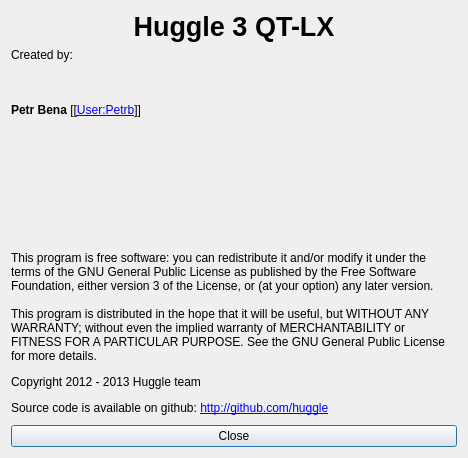
Old version of the form huggle/aboutform.ui in the repository huggle/huggle3-qt-lx.
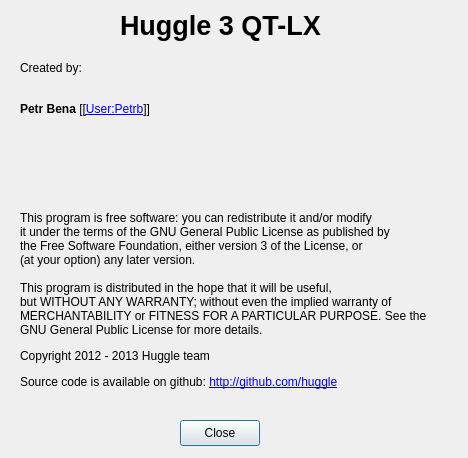
New version of the form.

What changed in the file:
```diff
--- a/huggle/aboutform.ui
+++ b/huggle/aboutform.ui
@@ -19,14 +19,14 @@
   <property name="windowTitle">
    <string>About</string>
   </property>
-  <layout class="QVBoxLayout" name="verticalLayout">
-   <item>
     <widget class="QLabel" name="label">
-     <property name="sizePolicy">
-      <sizepolicy hsizetype="Preferred" vsizetype="Fixed">
-       <horstretch>0</horstretch>
-       <verstretch>0</verstretch>
-      </sizepolicy>
+   <property name="geometry">
+    <rect>
+     <x>120</x>
+     <y>0</y>
+     <width>231</width>
+     <height>51</height>
+    </rect>
      </property>
      <property name="font">
       <font>
@@ -41,25 +41,29 @@
      <property name="textFormat">
       <enum>Qt::AutoText</enum>
      </property>
-     <property name="alignment">
-      <set>Qt::AlignCenter</set>
-     </property>
-    </widget>
-   </item>
-   <item>
+  </widget>
     <widget class="QLabel" name="label_2">
-     <property name="sizePolicy">
-      <sizepolicy hsizetype="Preferred" vsizetype="Fixed">
-       <horstretch>0</horstretch>
-       <verstretch>0</verstretch>
-      </sizepolicy>
+   <property name="geometry">
+    <rect>
+     <x>20</x>
+     <y>60</y>
+     <width>81</width>
+     <height>16</height>
+    </rect>
      </property>
      <property name="text">
       <string>Created by:</string>
      </property>
     </widget>
-   </item>
-   <item>
+  <widget class="QWidget" name="gridLayoutWidget">
+   <property name="geometry">
+    <rect>
+     <x>20</x>
+     <y>90</y>
+     <width>431</width>
+     <height>81</height>
+    </rect>
+   </property>
     <layout class="QGridLayout" name="gridLayout">
      <item row="0" column="0">
       <widget class="QLabel" name="label_3">
@@ -76,19 +80,16 @@
       </widget>
      </item>
     </layout>
-   </item>
-   <item>
-    <widget class="QLabel" name="label_5">
-     <property name="text">
-      <string>&lt;html&gt;&lt;head/&gt;&lt;body&gt;&lt;p&gt;This program is free software: you can redistribute it and/or modify it under the terms of the GNU General Public License as published by the Free Software Foundation, either version 3 of the License, or (at your option) any later version.&lt;br/&gt;&lt;br/&gt;This program is distributed in the hope that it will be useful, but WITHOUT ANY WARRANTY; without even the implied warranty of MERCHANTABILITY or FITNESS FOR A PARTICULAR PURPOSE. See the GNU General Public License for more details. &lt;/p&gt;&lt;p&gt;Copyright 2012 - 2013 Huggle team&lt;/p&gt;&lt;p&gt;Source code is available on github: &lt;a href=&quot;http://github.com/huggle&quot;&gt;&lt;span style=&quot; text-decoration: underline; color:#0000ff;&quot;&gt;http://github.com/huggle&lt;/span&gt;&lt;/a&gt;&lt;/p&gt;&lt;/body&gt;&lt;/html&gt;</string>
-     </property>
-     <property name="wordWrap">
-      <bool>true</bool>
-     </property>
-    </widget>
-   </item>
-   <item>
+  </widget>
     <widget class="QPushButton" name="pushButton">
+   <property name="geometry">
+    <rect>
+     <x>180</x>
+     <y>420</y>
+     <width>80</width>
+     <height>26</height>
+    </rect>
+   </property>
      <property name="text">
       <string>Close</string>
      </property>
@@ -96,8 +97,22 @@
       <bool>true</bool>
      </property>
     </widget>
-   </item>
-  </layout>
+  <widget class="QLabel" name="label_5">
+   <property name="geometry">
+    <rect>
+     <x>20</x>
+     <y>190</y>
+     <width>431</width>
+     <height>221</height>
+    </rect>
+   </property>
+   <property name="text">
+    <string>&lt;html&gt;&lt;head/&gt;&lt;body&gt;&lt;p&gt;This program is free software: you can redistribute it and/or modify&lt;br/&gt;it under the terms of the GNU General Public License as published by&lt;br/&gt;the Free Software Foundation, either version 3 of the License, or&lt;br/&gt;(at your option) any later version.&lt;br/&gt;&lt;br/&gt;This program is distributed in the hope that it will be useful,&lt;br/&gt;but WITHOUT ANY WARRANTY; without even the implied warranty of&lt;br/&gt;MERCHANTABILITY or FITNESS FOR A PARTICULAR PURPOSE. See the&lt;br/&gt;GNU General Public License for more details. &lt;/p&gt;&lt;p&gt;Copyright 2012 - 2013 Huggle team&lt;/p&gt;&lt;p&gt;Source code is available on github: &lt;a href=&quot;http://github.com/huggle&quot;&gt;&lt;span style=&quot; text-decoration: underline; color:#0000ff;&quot;&gt;http://github.com/huggle&lt;/span&gt;&lt;/a&gt;&lt;/p&gt;&lt;/body&gt;&lt;/html&gt;</string>
+   </property>
+   <property name="wordWrap">
+    <bool>true</bool>
+   </property>
+  </widget>
  </widget>
  <resources/>
  <connections/>
```
Lines whose indentation alone changed are shown as unchanged.
